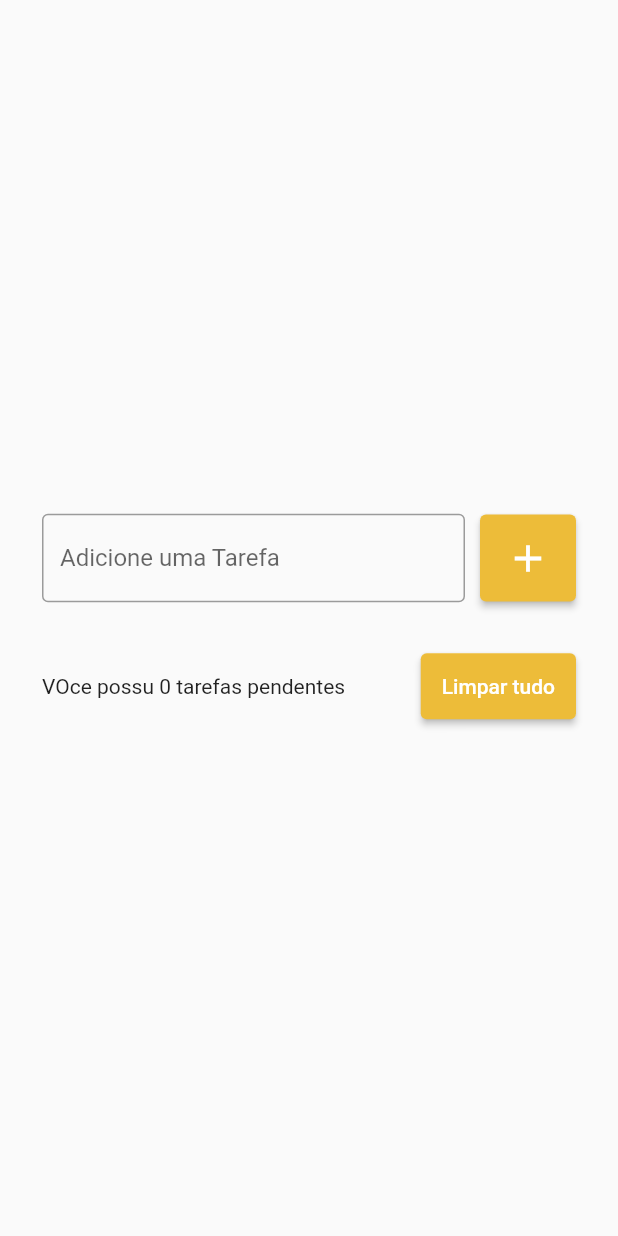
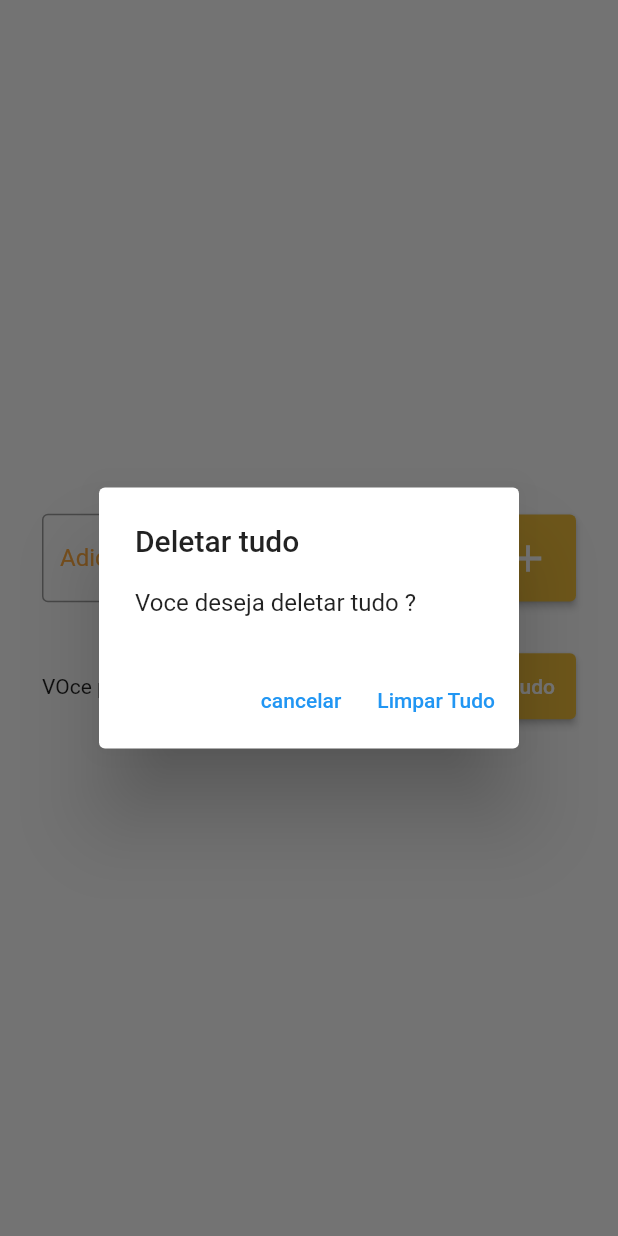
Before and after one commit to Gabrielpsd/Agenda, a Flutter app: the screen it shows after launch, after a tap on "Limpar tudo", on a phone screen of 412 x 824 dp. Run offline on Flutter 3.47's test engine with Material 2 defaults, Android fonts, the phone set to English and light mode, and no system bars; our stand-ins replace flutter_slidable.

Commit message:
final version
the program doesnot works with persistence of data.
But it works

```diff
--- a/lib/pages/todo_list_file.dart
+++ b/lib/pages/todo_list_file.dart
@@ -35,9 +35,14 @@ class _TodoListPageState extends State<TodoListPage> {
                         child: TextField(
                           controller: fieldTasks,
                           decoration: InputDecoration(
+                            focusedBorder: OutlineInputBorder(
+                              borderSide:
+                                  BorderSide(color: Colors.orangeAccent),
+                            ),
                             border: OutlineInputBorder(),
                             labelText: 'Adicione uma Tarefa',
                             hintText: 'Ex. Estudar Flutter',
+                            labelStyle: TextStyle(color: Colors.orangeAccent),
                           ),
                         ),
                       ),
@@ -73,7 +78,8 @@ class _TodoListPageState extends State<TodoListPage> {
                             "VOce possu ${todoTasks.length} tarefas pendentes"),
                       ),
                       ElevatedButton(
-                        onPressed: () {}, //deleteAllTodoDialog(),
+                        onPressed: () =>
+                            deleteAllTodoDialog(), //deleteAllTodoDialog(),
                         style: ElevatedButton.styleFrom(
                           backgroundColor: Color(0xffEDBC39),
                           padding: const EdgeInsets.all(14),
@@ -107,12 +113,12 @@ class _TodoListPageState extends State<TodoListPage> {
     });
 
     //it is important to clear other snacks that is in the screen
-    //ScaffoldMessenger.of(context).clearSnackBars();
 
+    ScaffoldMessenger.of(context).clearSnackBars();
     ScaffoldMessenger.of(context).showSnackBar(
       SnackBar(
         duration: Duration(seconds: 3),
-        content: Text("Tarefa ${todo.title} removido !"),
+        content: Text("Tarefa ${todo.title} removida "),
         backgroundColor: Colors.orangeAccent,
         action: SnackBarAction(
           label: 'Desfazer',
@@ -127,18 +133,32 @@ class _TodoListPageState extends State<TodoListPage> {
     );
   }
 
-  /*deleteAllTodoDialog() {
+  deleteAllTodoDialog() {
     showDialog(
       context: context,
       builder: (context) => AlertDialog(
         title: Text("Deletar tudo"),
         content: Text("Voce deseja deletar tudo ? "),
         actions: [
-          TextButton(onPressed: () {}, child: Text("cancelar")),
-          TextButton(onPressed: () {}, child: Text("Limpar Tudo")),
+          TextButton(
+              onPressed: () {
+                Navigator.of(context).pop();
+              },
+              child: Text("cancelar")),
+          TextButton(
+              onPressed: () {
+                Navigator.of(context).pop();
+                deleteAlltodos();
+              },
+              child: Text("Limpar Tudo")),
         ],
       ),
     );
   }
-*/
+
+  void deleteAlltodos() {
+    setState(() {
+      todoTasks.clear();
+    });
+  }
 }
```
